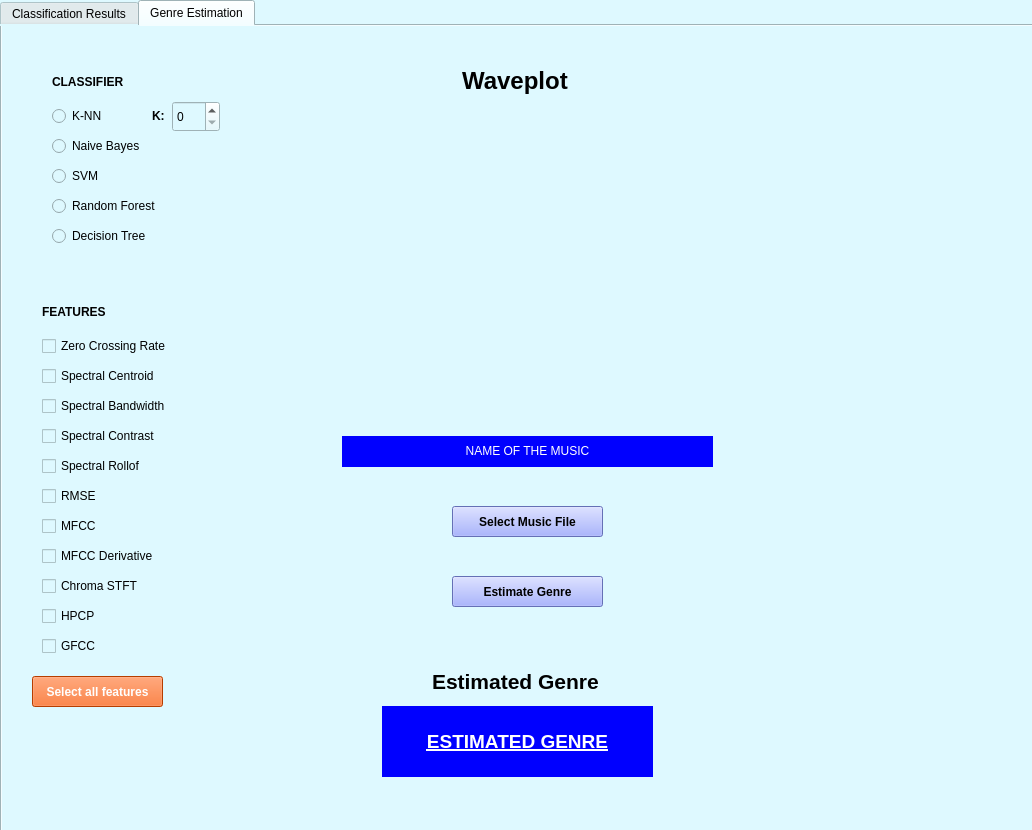
First picture: the form in arayuzV2_backup.ui, repository cetekin/signalProcessing, before the edit.
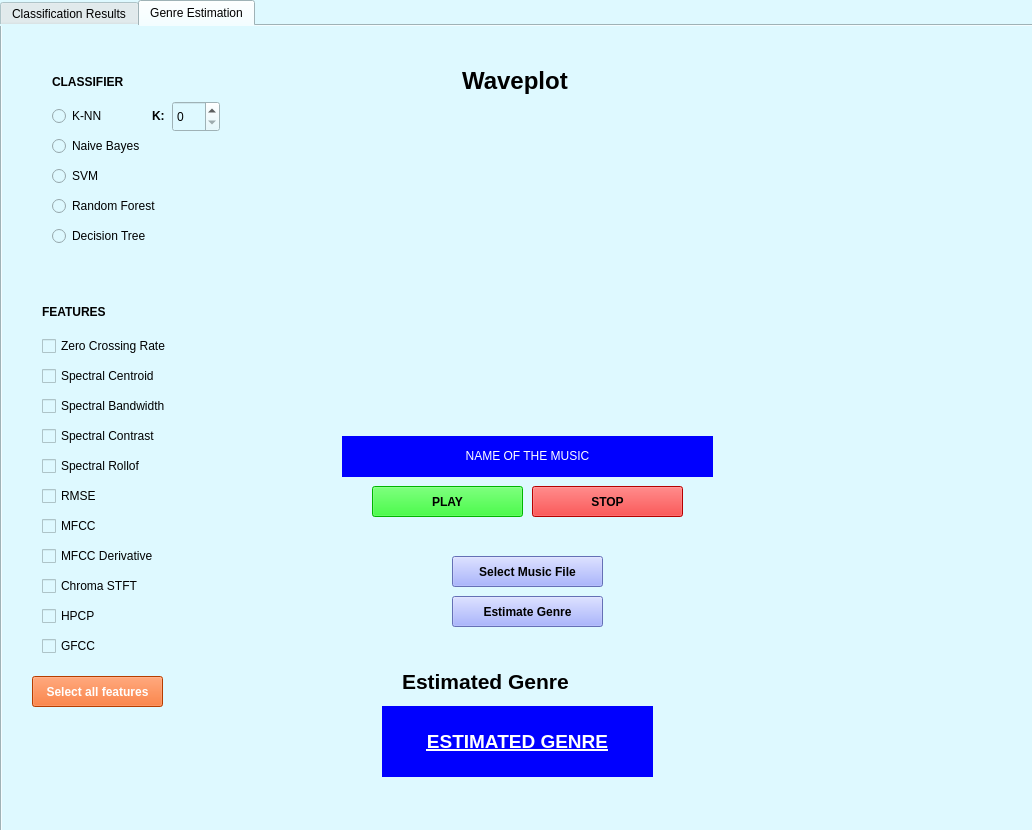
Second picture: the form after the edit. The open tabs and pages were chosen to show the change.

```diff
--- a/arayuzV2_backup.ui
+++ b/arayuzV2_backup.ui
@@ -729,7 +729,7 @@
       <property name="geometry">
        <rect>
         <x>450</x>
-        <y>550</y>
+        <y>570</y>
         <width>151</width>
         <height>31</height>
        </rect>
@@ -773,7 +773,7 @@
         <x>340</x>
         <y>410</y>
         <width>371</width>
-        <height>31</height>
+        <height>41</height>
        </rect>
       </property>
       <property name="styleSheet">
@@ -805,9 +805,9 @@
      <widget class="QLabel" name="label_9">
       <property name="geometry">
        <rect>
-        <x>430</x>
+        <x>400</x>
         <y>640</y>
-        <width>191</width>
+        <width>271</width>
         <height>31</height>
        </rect>
       </property>
@@ -1085,7 +1085,7 @@
       <property name="geometry">
        <rect>
         <x>450</x>
-        <y>480</y>
+        <y>530</y>
         <width>151</width>
         <height>31</height>
        </rect>
@@ -1123,6 +1123,44 @@
        </rect>
       </property>
      </widget>
+     <widget class="QPushButton" name="play_button">
+      <property name="geometry">
+       <rect>
+        <x>370</x>
+        <y>460</y>
+        <width>151</width>
+        <height>31</height>
+       </rect>
+      </property>
+      <property name="styleSheet">
+       <string notr="true">QPushButton{
+background-color: rgb(0, 255, 0);
+font-weight: bold;
+}</string>
+      </property>
+      <property name="text">
+       <string>PLAY</string>
+      </property>
+     </widget>
+     <widget class="QPushButton" name="stop_button">
+      <property name="geometry">
+       <rect>
+        <x>530</x>
+        <y>460</y>
+        <width>151</width>
+        <height>31</height>
+       </rect>
+      </property>
+      <property name="styleSheet">
+       <string notr="true">QPushButton{
+background-color: rgb(255, 0, 0);
+font-weight: bold;
+}</string>
+      </property>
+      <property name="text">
+       <string>STOP</string>
+      </property>
+     </widget>
     </widget>
    </widget>
   </widget>
```
